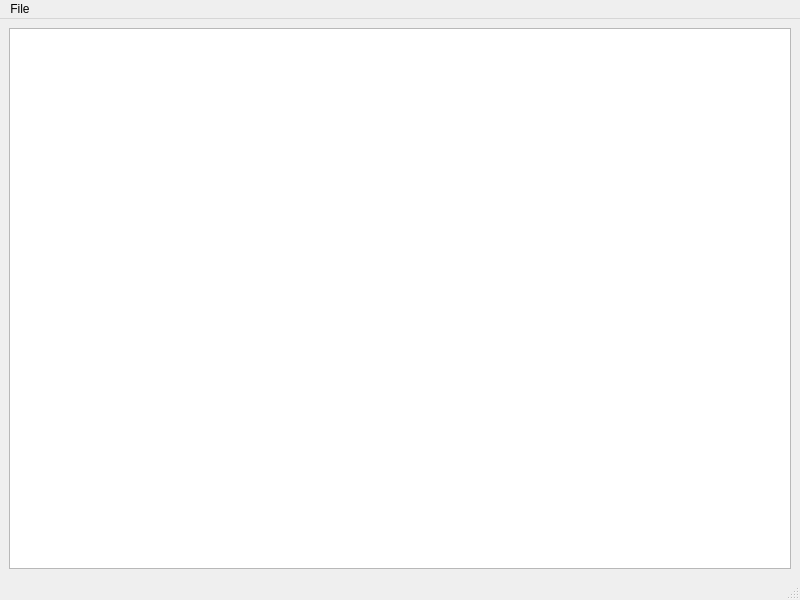
The window that mainwindow.ui (zSomnus/DataManager) describes before a commit, drawn with Qt 5.
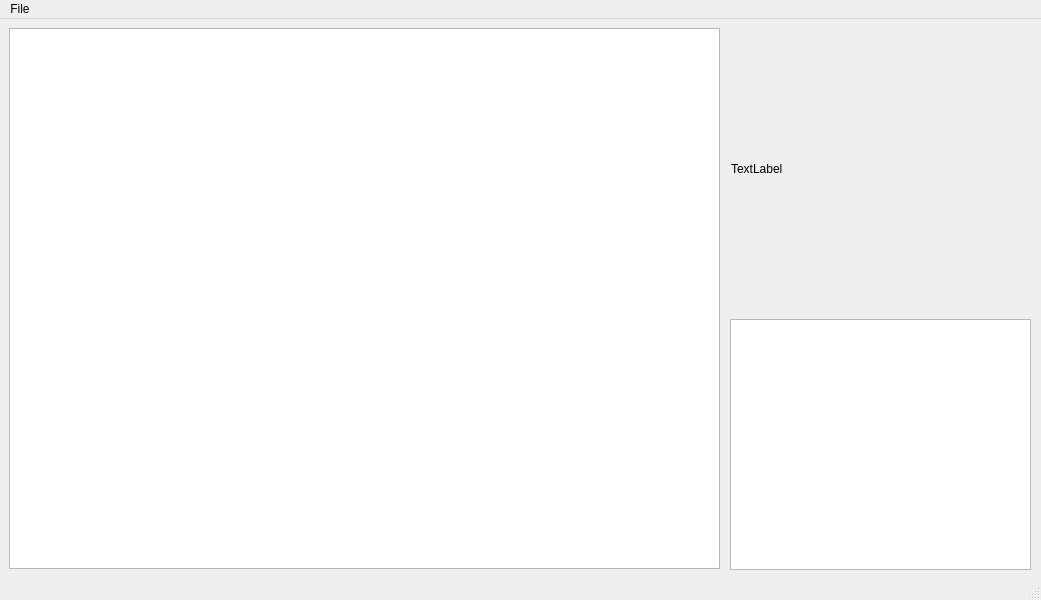
The same window after the commit.

Commit message: Improve supporting with comma and update UI

Diff of the .ui file:
```diff
--- a/mainwindow.ui
+++ b/mainwindow.ui
@@ -6,7 +6,7 @@
    <rect>
     <x>0</x>
     <y>0</y>
-    <width>800</width>
+    <width>1041</width>
     <height>600</height>
    </rect>
   </property>
@@ -14,9 +14,15 @@
    <string>MainWindow</string>
   </property>
   <widget class="QWidget" name="centralwidget">
-   <layout class="QGridLayout" name="gridLayout">
-    <item row="0" column="0">
      <widget class="QTableWidget" name="tableWidget">
+    <property name="geometry">
+     <rect>
+      <x>9</x>
+      <y>9</y>
+      <width>711</width>
+      <height>541</height>
+     </rect>
+    </property>
       <property name="contextMenuPolicy">
        <enum>Qt::CustomContextMenu</enum>
       </property>
@@ -24,15 +30,36 @@
        <number>0</number>
       </property>
      </widget>
-    </item>
-   </layout>
+   <widget class="QLabel" name="imagePreviewLabel">
+    <property name="geometry">
+     <rect>
+      <x>731</x>
+      <y>9</y>
+      <width>301</width>
+      <height>281</height>
+     </rect>
+    </property>
+    <property name="text">
+     <string>TextLabel</string>
+    </property>
+   </widget>
+   <widget class="QTextEdit" name="textEdit">
+    <property name="geometry">
+     <rect>
+      <x>730</x>
+      <y>300</y>
+      <width>301</width>
+      <height>251</height>
+     </rect>
+    </property>
+   </widget>
   </widget>
   <widget class="QMenuBar" name="menubar">
    <property name="geometry">
     <rect>
      <x>0</x>
      <y>0</y>
-     <width>800</width>
+     <width>1041</width>
      <height>21</height>
     </rect>
    </property>
```
Lines whose indentation alone changed are shown as unchanged. The commit also changes 1 other file.
